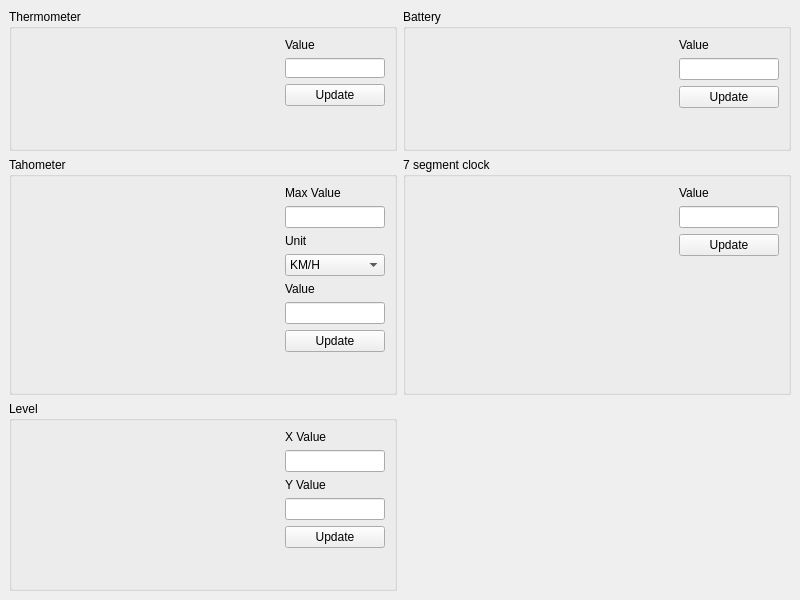
Above: mainwindow.ui from p-dobrzynski-dev/QtCustomWidgets before the change. Below: the same form after it.
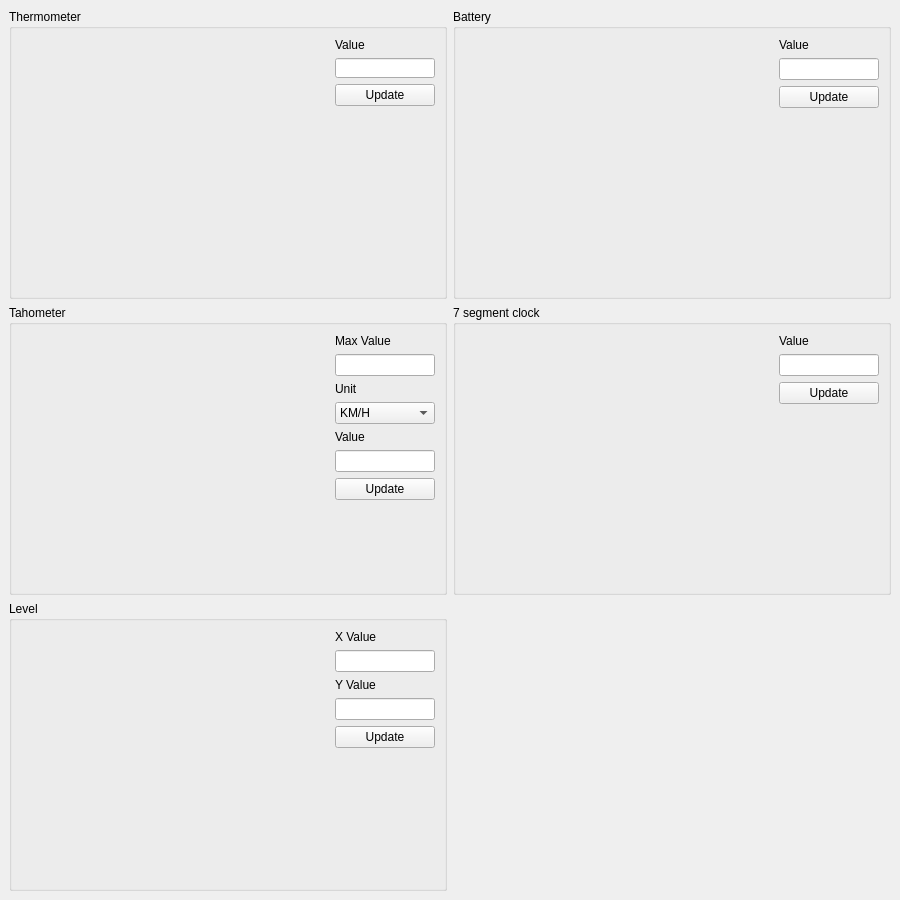
That is the form after the change. Custom widgets are drawn as their Qt base class.

What changed in the file:
```diff
--- a/mainwindow.ui
+++ b/mainwindow.ui
@@ -6,10 +6,22 @@
    <rect>
     <x>0</x>
     <y>0</y>
-    <width>800</width>
-    <height>600</height>
+    <width>900</width>
+    <height>900</height>
    </rect>
   </property>
+  <property name="sizePolicy">
+   <sizepolicy hsizetype="Minimum" vsizetype="Minimum">
+    <horstretch>0</horstretch>
+    <verstretch>0</verstretch>
+   </sizepolicy>
+  </property>
+  <property name="maximumSize">
+   <size>
+    <width>900</width>
+    <height>900</height>
+   </size>
+  </property>
   <property name="windowTitle">
    <string>MainWindow</string>
   </property>
@@ -344,6 +356,9 @@
                  <height>20</height>
                 </size>
                </property>
+               <property name="placeholderText">
+                <string/>
+               </property>
               </widget>
              </item>
              <item>
```
Left out of the diff: 30 changed lines with no effect on the pictures.
